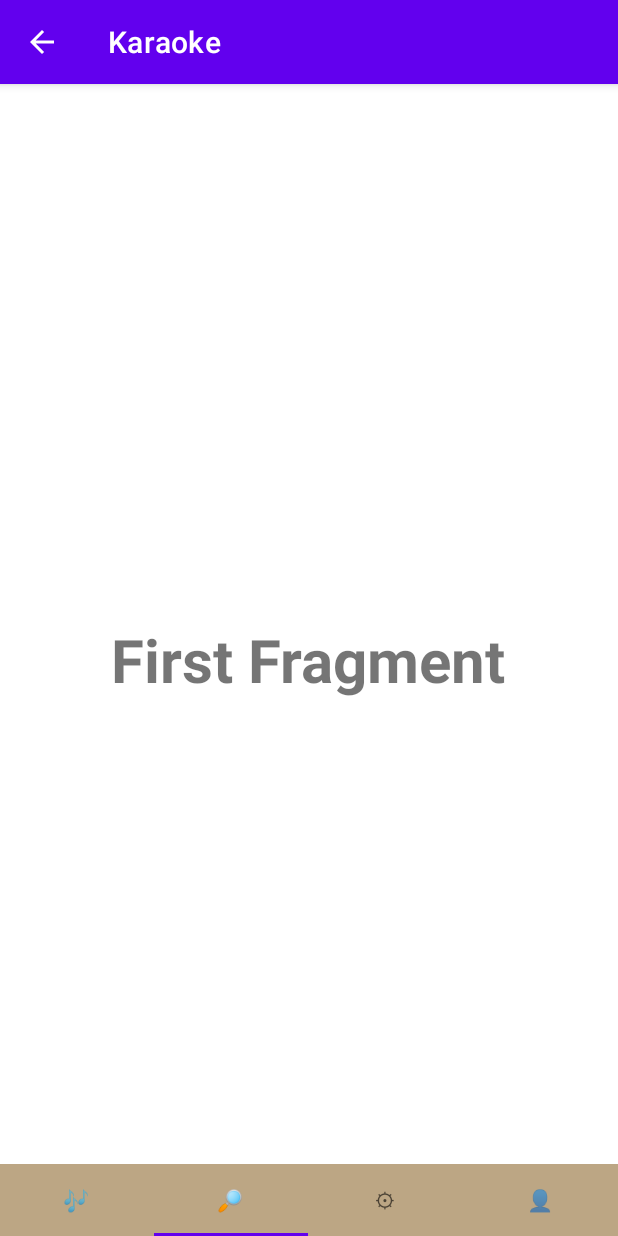
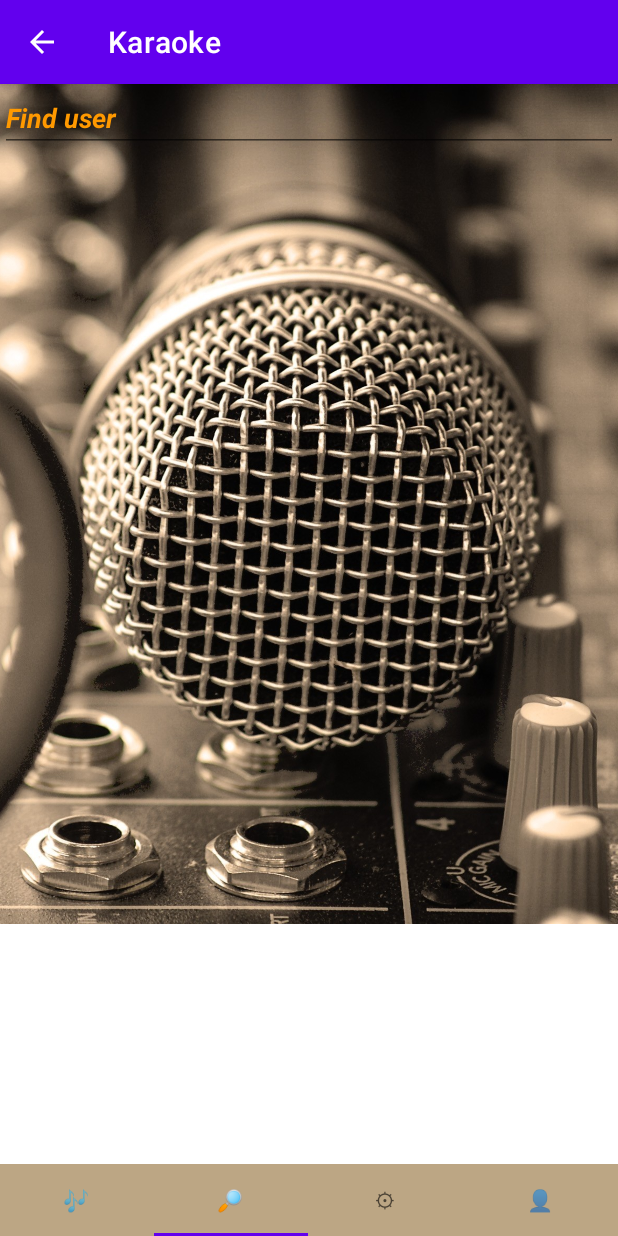
Before and after one commit to Deuqz/Karaoke-android, an Android app: the MainActivity screen opened directly, with no data from a screen before it, item 2 of the bottom bar chosen, on a phone screen of 412 x 824 dp. Run offline under Robolectric (Android 15) with nearby library versions, the phone set to English and light mode, and no system bars; 5 statements that could not run were skipped.

Commit message:
add search fragment

```diff
--- a/app/src/main/java/com/example/karaoke_android/AddSongActivity.java
+++ b/app/src/main/java/com/example/karaoke_android/AddSongActivity.java
@@ -8,7 +8,7 @@ import android.widget.Button;
 import androidx.appcompat.app.AppCompatActivity;
 
 import database.DataBase;
-import database.FilesDatabase;
+import database.ReadyDatabase;
 import database.User;
 
 public class AddSongActivity extends AppCompatActivity {
@@ -19,7 +19,7 @@ public class AddSongActivity extends AppCompatActivity {
     protected void onCreate(Bundle savedInstanceState) {
         super.onCreate(savedInstanceState);
         setContentView(R.layout.activity_add_song);
-        database = new FilesDatabase(getApplicationContext());
+        database = new ReadyDatabase();
         User user = getIntent().getParcelableExtra("User");
         Button backButton = findViewById(R.id.backButton);
         backButton.setOnClickListener(v -> {
--- a/app/src/main/java/com/example/karaoke_android/MainActivity.java
+++ b/app/src/main/java/com/example/karaoke_android/MainActivity.java
@@ -1,8 +1,10 @@
 package com.example.karaoke_android;
 
+import android.os.Build;
 import android.os.Bundle;
 import android.widget.FrameLayout;
 
+import androidx.annotation.RequiresApi;
 import androidx.appcompat.app.AppCompatActivity;
 import androidx.fragment.app.Fragment;
 import androidx.fragment.app.FragmentManager;
@@ -39,16 +41,19 @@ public class MainActivity extends AppCompatActivity {
         Fragment fragment = MusicFragment.newInstance(user);
         startFragment(fragment);
         tabLayout.setOnTabSelectedListener(new TabLayout.OnTabSelectedListener() {
+            @RequiresApi(api = Build.VERSION_CODES.N)
             @Override
             public void onTabSelected(TabLayout.Tab tab) {
                 startFragment(getFragment(tab, user));
             }
 
+            @RequiresApi(api = Build.VERSION_CODES.N)
             @Override
             public void onTabUnselected(TabLayout.Tab tab) {
                 startFragment(getFragment(tab, user));
             }
 
+            @RequiresApi(api = Build.VERSION_CODES.N)
             @Override
             public void onTabReselected(TabLayout.Tab tab) {
                 startFragment(getFragment(tab, user));
@@ -65,6 +70,7 @@ public class MainActivity extends AppCompatActivity {
         ft.commit();
     }
 
+    @RequiresApi(api = Build.VERSION_CODES.N)
     private Fragment getFragment(TabLayout.Tab tab, User user) {
         Fragment fragment = null;
         switch (tab.getPosition()) {
@@ -72,7 +78,7 @@ public class MainActivity extends AppCompatActivity {
                 fragment = MusicFragment.newInstance(user);
                 break;
             case 1:
-                fragment = new SearchFragment();
+                fragment = SearchFragment.newInstance(user);
                 break;
             case 2:
                 fragment = new SettingsFragment();
--- a/app/src/main/java/com/example/karaoke_android/MusicFragment.java
+++ b/app/src/main/java/com/example/karaoke_android/MusicFragment.java
@@ -1,6 +1,5 @@
 package com.example.karaoke_android;
 
-import android.annotation.SuppressLint;
 import android.content.Intent;
 import android.os.Bundle;
 import android.os.Parcelable;
@@ -9,7 +8,6 @@ import android.text.TextWatcher;
 import android.view.LayoutInflater;
 import android.view.View;
 import android.view.ViewGroup;
-import android.widget.Button;
 import android.widget.EditText;
 import android.widget.ListView;
 
@@ -21,13 +19,11 @@ import androidx.fragment.app.Fragment;
 
 import java.util.ArrayList;
 
-public class MusicFragment extends Fragment {
+public class MusicFragment extends Fragment implements View.OnClickListener {
 
-    static private final ArrayList<Track> allTracks;
+    static private ArrayList<Track> allTracks;
 
-    static {
-        allTracks = (new ReadyDatabase()).getDefaultTracks();
-    }
+//    private static Intent addTrackIntent;
 
     public static MusicFragment newInstance(User userSer) {
         MusicFragment fragment = new MusicFragment();
@@ -49,6 +45,7 @@ public class MusicFragment extends Fragment {
     }
 
     public MusicFragment() {
+        allTracks = (new ReadyDatabase()).getDefaultTracks();
     }
 
     @Override
@@ -76,6 +73,10 @@ public class MusicFragment extends Fragment {
         View view = inflater.inflate(R.layout.fragment_music, container, false);
         assert getArguments() != null;
         User user = (User) getArguments().getSerializable("User");
+//        addTrackIntent = new Intent(getActivity(), AddSongActivity.class);
+//        addTrackIntent.putExtra("User", (Parcelable) user);
+//        Button addButton = (Button) view.findViewById(R.id.button);
+//        addButton.setOnClickListener(this);
         EditText editText = view.findViewById(R.id.textInput);
         editText.addTextChangedListener(new TextWatcher() {
             @Override
@@ -96,4 +97,9 @@ public class MusicFragment extends Fragment {
         buttonsRedraw(user, view, editText);
         return view;
     }
+
+    @Override
+    public void onClick(View v) {
+//        startActivity(addTrackIntent);
+    }
 }
--- a/app/src/main/java/com/example/karaoke_android/ProfileFragment.java
+++ b/app/src/main/java/com/example/karaoke_android/ProfileFragment.java
@@ -43,7 +43,6 @@ public class ProfileFragment extends Fragment {
         secondName.setText(user.getSecondName());
         TextView email = view.findViewById(R.id.email);
         email.setText(user.getEmail());
-//        TODO write trackList, now it is empty
         TrackAdaptor trackAdapter = new TrackAdaptor(getActivity(), user.getTrackList());
         ListView listView = view.findViewById(R.id.listView);
         listView.setAdapter(trackAdapter);
--- a/app/src/main/java/com/example/karaoke_android/SearchFragment.java
+++ b/app/src/main/java/com/example/karaoke_android/SearchFragment.java
@@ -1,15 +1,61 @@
 package com.example.karaoke_android;
 
+import android.os.Build;
 import android.os.Bundle;
+import android.text.Editable;
+import android.text.TextWatcher;
 import android.view.LayoutInflater;
 import android.view.View;
 import android.view.ViewGroup;
+import android.widget.EditText;
+import android.widget.ListView;
 
+import database.DataBase;
+import database.ReadyDatabase;
+import database.User;
+
+import androidx.annotation.RequiresApi;
 import androidx.fragment.app.Fragment;
 
-public class SearchFragment extends Fragment {
+import java.util.ArrayList;
+import java.util.List;
+import java.util.stream.Collectors;
 
+public class SearchFragment extends Fragment implements View.OnClickListener {
+
+    static private List<User> allUsers;
+
+    @RequiresApi(api = Build.VERSION_CODES.N)
+    public static SearchFragment newInstance(User userSer) {
+        SearchFragment fragment = new SearchFragment();
+        Bundle bundle = new Bundle();
+        bundle.putSerializable("User", userSer);
+        fragment.setArguments(bundle);
+        return fragment;
+    }
+
+    private List<User> getTackList(String subString) {
+        List<User> users = new ArrayList<>();
+        for (User user : allUsers) {
+            if (user.getEmail().toLowerCase().contains(subString.toLowerCase())
+                    || user.getFirstName().toLowerCase().contains(subString.toLowerCase())
+                    || user.getSecondName().toLowerCase().contains(subString.toLowerCase())) {
+                users.add(user);
+            }
+        }
+        return users;
+    }
+
+    @RequiresApi(api = Build.VERSION_CODES.N)
     public SearchFragment() {
+        DataBase dataBase = new ReadyDatabase();
+//        TODO List<String> usersNames = dataBase.getAllUserEmails();
+        List<String> usersNames = null;
+        if (usersNames == null) {
+            allUsers = new ArrayList<>();
+            return;
+        }
+        allUsers = usersNames.stream().map(dataBase::getUser).collect(Collectors.toList());
     }
 
     @Override
@@ -17,9 +63,42 @@ public class SearchFragment extends Fragment {
         super.onCreate(savedInstanceState);
     }
 
+    private void buttonsRedraw(User user, View view, EditText editText) {
+        List<User> users = getTackList(editText.getText().toString());
+        UserAdaptor userAdaptor = new UserAdaptor(getActivity(), users);
+        userAdaptor.setUser(user);
+        ListView listView = view.findViewById(R.id.listView);
+        listView.setAdapter(userAdaptor);
+    }
+
     @Override
     public View onCreateView(LayoutInflater inflater, ViewGroup container,
                              Bundle savedInstanceState) {
-        return inflater.inflate(R.layout.fragment_search, container, false);
+        View view = inflater.inflate(R.layout.fragment_search, container, false);
+        assert getArguments() != null;
+        User user = (User) getArguments().getSerializable("User");
+        EditText editText = view.findViewById(R.id.textInput);
+        editText.addTextChangedListener(new TextWatcher() {
+            @Override
+            public void afterTextChanged(Editable s) {
+            }
+
+            @Override
+            public void beforeTextChanged(CharSequence s, int start,
+                                          int count, int after) {
+            }
+
+            @Override
+            public void onTextChanged(CharSequence s, int start,
+                                      int before, int count) {
+                buttonsRedraw(user, view, editText);
+            }
+        });
+        buttonsRedraw(user, view, editText);
+        return view;
+    }
+
+    @Override
+    public void onClick(View v) {
     }
 }
--- a/app/src/main/java/com/example/karaoke_android/TrackAdaptor.java
+++ b/app/src/main/java/com/example/karaoke_android/TrackAdaptor.java
@@ -29,7 +29,7 @@ public class TrackAdaptor extends ArrayAdapter<Track> {
         View listItemView = convertView;
         if (listItemView == null) {
             listItemView = LayoutInflater.from(getContext()).inflate(
-                    R.layout.list_item, parent, false);
+                    R.layout.track_list_item, parent, false);
         }
         Track currentTrack = getItem(position);
         TextView authorTextView = listItemView.findViewById(R.id.trackAuthor);
--- /dev/null
+++ b/app/src/main/java/com/example/karaoke_android/UserAdaptor.java
@@ -0,0 +1,42 @@
+package com.example.karaoke_android;
+
+import android.app.Activity;
+import android.view.LayoutInflater;
+import android.view.View;
+import android.view.ViewGroup;
+import android.widget.ArrayAdapter;
+import android.widget.TextView;
+
+import java.util.List;
+
+import database.User;
+
+public class UserAdaptor extends ArrayAdapter<User> {
+
+    User user;
+
+    public UserAdaptor(Activity context, List<User> tracks) {
+        super(context, 0, tracks);
+    }
+
+    public void setUser(User user) {
+        this.user = user;
+    }
+
+    @Override
+    public View getView(int position, View convertView, ViewGroup parent) {
+        View listItemView = convertView;
+        if (listItemView == null) {
+            listItemView = LayoutInflater.from(getContext()).inflate(
+                    R.layout.user_list_item, parent, false);
+        }
+        User currentUser = getItem(position);
+        TextView emailTextView = listItemView.findViewById(R.id.trackEmail);
+        emailTextView.setText(currentUser.getEmail());
+        TextView firstNameTextView = listItemView.findViewById(R.id.trackFirstName);
+        firstNameTextView.setText(currentUser.getFirstName());
+        TextView secondNameTextView = listItemView.findViewById(R.id.trackSecondName);
+        secondNameTextView.setText(currentUser.getSecondName());
+        return listItemView;
+    }
+}
--- a/app/src/main/res/layout/fragment_search.xml
+++ b/app/src/main/res/layout/fragment_search.xml
@@ -2,14 +2,36 @@
     xmlns:tools="http://schemas.android.com/tools"
     android:layout_width="match_parent"
     android:layout_height="match_parent"
+    xmlns:app="http://schemas.android.com/apk/res-auto"
     tools:context=".SearchFragment">
 
-    <TextView
+    <ImageView
+        android:id="@+id/imageView"
         android:layout_width="wrap_content"
+        android:layout_height="560dp"
+        android:scaleType="centerCrop"
+        app:srcCompat="@drawable/search"
+        tools:layout_editor_absoluteX="0dp"
+        tools:layout_editor_absoluteY="0dp" />
+
+    <EditText
+        android:id="@+id/textInput"
+        android:layout_width="match_parent"
         android:layout_height="wrap_content"
-        android:layout_centerInParent="true"
-        android:text="First Fragment"
-        android:textSize="40dp"
-        android:textStyle="bold" />
+        android:hint="@string/find_user"
+        android:inputType="text"
+        android:textColor="#FF9800"
+        android:textColorHighlight="#FFFFFF"
+        android:textColorHint="#FF9900"
+        android:textColorLink="#FFFFFF"
+        android:textStyle="bold|italic" />
+
+    <ListView
+        android:id="@+id/listView"
+        android:layout_width="match_parent"
+        android:layout_height="500dp"
+        android:layout_below="@+id/textInput">
+
+    </ListView>
 
 </RelativeLayout>
--- a/app/src/main/res/values/strings.xml
+++ b/app/src/main/res/values/strings.xml
@@ -14,6 +14,7 @@
     <string name="microphone">🎤</string>
     <string name="profile">👤</string>
     <string name="find_track">Find track</string>
+    <string name="find_user">Find user</string>
     <string name="first_name_text">First name:</string>
     <string name="second_name_text">Second name:</string>
     <string name="profileTitle">Profile</string>
```
Also changed, not shown: app/src/main/java/database/FilesDatabase.java (+0 -10 lines), app/src/main/java/database/ReadyDatabase.java (+7 -9 lines), app/src/main/res/layout/user_list_item.xml (added, +36 -0 lines), app/src/main/java/com/example/karaoke_android/LoginActivity.java (line endings or trailing spaces), app/src/main/res/drawable/search.jpg (added), app/src/main/res/layout/track_list_item.xml (renamed from app/src/main/res/layout/list_item.xml).
